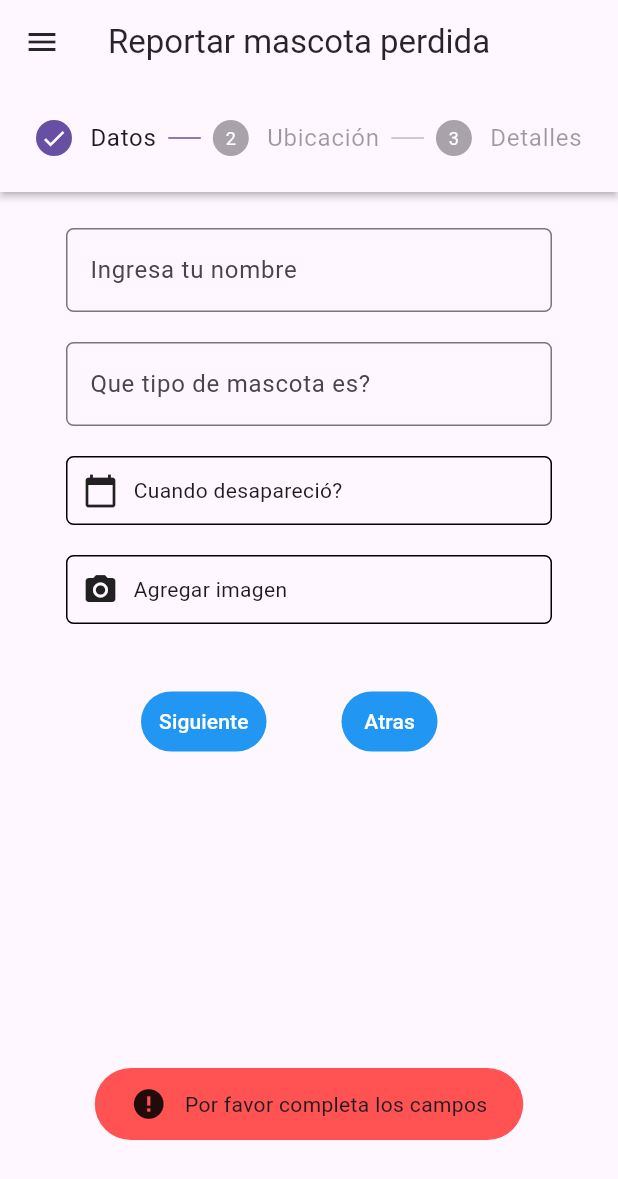
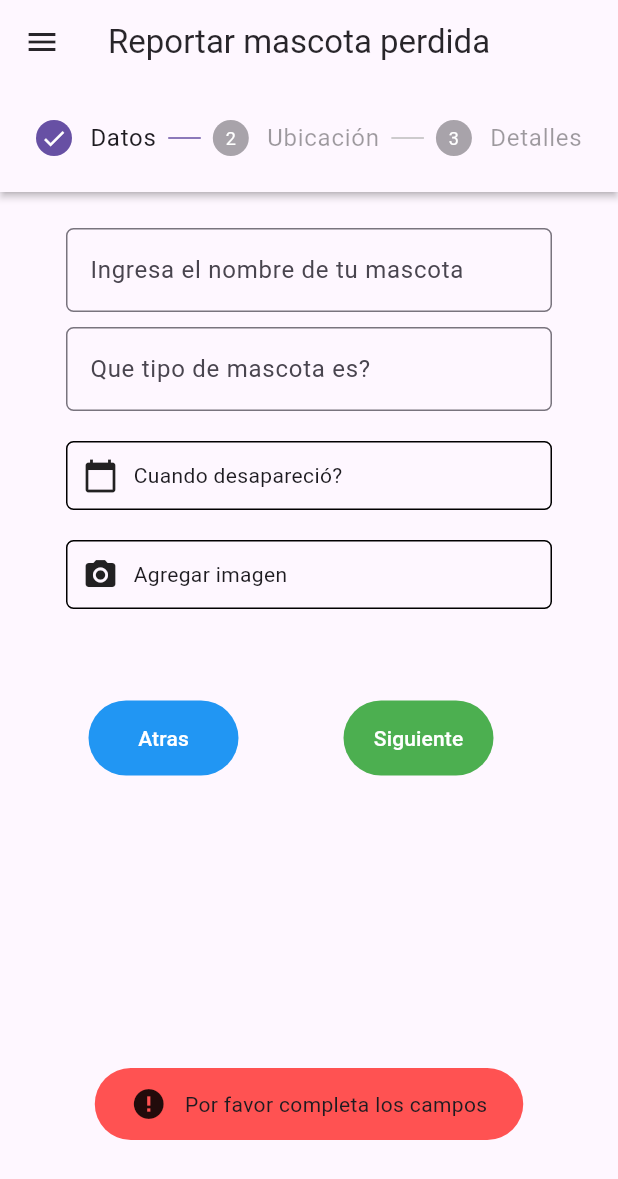
Before and after one commit to usaginotsuki/PetFinder, a Flutter app: the FoundForm screen opened directly, after a tap on "Siguiente", on a phone screen of 412 x 824 dp. Shown: the top 1179 px of the screen. Run offline on Flutter 3.47's test engine with Material 3 defaults, Android fonts, the phone set to English and light mode, and no system bars; drawn by our look-alikes of select_form_field; our stand-ins replace cloud_firestore, email_validator, firebase_auth, firebase_core, flutter_datetime_picker_plus, flutter_otp_text_field and 11 more; missing offline and left inert: cloudinary_public, easy_image_viewer, geoflutterfire2, location_picker_flutter_map, map_picker, phone_form_field; accounts and stored records are empty; network calls fail.

Commit message:
New V2 to launch

```diff
--- a/lib/pages/found_form.page.dart
+++ b/lib/pages/found_form.page.dart
@@ -12,9 +12,11 @@ import 'package:google_maps_flutter/google_maps_flutter.dart';
 import 'package:image_picker/image_picker.dart';
 import 'package:location/location.dart';
 import 'package:location_picker_flutter_map/location_picker_flutter_map.dart';
+import 'package:pet_finder/models/user.model.dart';
 import 'package:pet_finder/pages/homescreen.page.dart';
 import 'package:pet_finder/services/report.services.dart';
 import 'package:pet_finder/services/shared_prefs.services.dart';
+import 'package:pet_finder/services/user.services.dart';
 import 'package:pet_finder/widgets/drawer.widget.dart';
 import 'dart:developer' as dev;
 import 'package:select_form_field/select_form_field.dart';
@@ -101,15 +103,45 @@ class _FoundFormState extends State<FoundForm> {
           ) {
             return Row(
               children: <Widget>[
+                Padding(padding: EdgeInsets.only(left: 35)),
+                TextButton(
+                    onPressed: () {
+                      setState(() {
+                        if (currentStep > 0) {
+                          currentStep = currentStep - 1;
+                        } else {
+                          currentStep = 0;
+                        }
+                      });
+                    },
+
+                    child: const Text(
+                      'Atras',
+                      style: TextStyle(color: Colors.white),
+                    ),
+                    style: ButtonStyle(
+                      minimumSize: MaterialStateProperty.all(Size(100, 50)),
+                      backgroundColor:
+                      MaterialStateProperty.all<Color>(Colors.blue),
+                    )),
                 Padding(padding: EdgeInsets.only(left: 70)),
                 TextButton(
-                    onPressed: () {
+                    onPressed: () async {
                       if (currentStep == 0) {
+                        widget.status == "Perdido"
+                            ? dev.log("Perdido")
+                            : dev.log("Visto");
+
                         if (_mascotTypeSelected &&
                             dateSelected &&
-                            imageSelected &&
-                            nameSelected) {
+                            imageSelected) {
+                          if (widget.status == "Perdido" && nameSelected) {
                             currentStep = currentStep + 1;
+                          } else if (widget.status != "Perdido") {
+                            currentStep = currentStep + 1;
+                          } else {
+                            toast.ToastError("Por favor completa los campos");
+                          }
                         } else {
                           toast.ToastError("Por favor completa los campos");
                         }
@@ -121,10 +153,23 @@ class _FoundFormState extends State<FoundForm> {
                         }
                       } else if (currentStep == 2) {
                         if (sizeSelected && _formKey.currentState!.validate()) {
-                          //currentStep = currentStep + 1;
+                          if (currentStep == 2 &&
+                              sizeSelected &&
+                              _formKey.currentState!.validate()) {
+                            dev.log("Saving report");
+                            saveNewReport();
+                          } else {
+                            ScaffoldMessenger.of(context).showSnackBar(
+                              const SnackBar(
+                                content: Text(
+                                    'Completa todos los campos para poder publicar'),
+                              ),
+                            );
+                          }
                         } else {
                           toast.ToastError("Por favor completa los campos");
                         }
+
                       }
 
                       setState(() {});
@@ -134,27 +179,9 @@ class _FoundFormState extends State<FoundForm> {
                       style: TextStyle(color: Colors.white),
                     ),
                     style: ButtonStyle(
+                      minimumSize: MaterialStateProperty.all(Size(100, 50)),
                       backgroundColor:
-                          MaterialStateProperty.all<Color>(Colors.blue),
-                    )),
-                Padding(padding: EdgeInsets.only(left: 50)),
-                TextButton(
-                    onPressed: () {
-                      setState(() {
-                        if (currentStep > 0) {
-                          currentStep = currentStep - 1;
-                        } else {
-                          currentStep = 0;
-                        }
-                      });
-                    },
-                    child: const Text(
-                      'Atras',
-                      style: TextStyle(color: Colors.white),
-                    ),
-                    style: ButtonStyle(
-                      backgroundColor:
-                          MaterialStateProperty.all<Color>(Colors.blue),
+                      MaterialStateProperty.all<Color>(Colors.green),
                     )),
               ],
             );
@@ -165,46 +192,6 @@ class _FoundFormState extends State<FoundForm> {
           onStepTapped: (step) {
             setState(() {
               currentStep = step;
-            });
-          },
-          onStepContinue: () {
-            if (currentStep == 0) {
-              if (_mascotTypeSelected &&
-                  dateSelected &&
-                  imageSelected &&
-                  nameSelected) {
-                currentStep = currentStep + 1;
-              } else {
-                toast.ToastError("Por favor completa los campos");
-              }
-            } else if (currentStep == 1) {
-              if (placeSelected) {
-                currentStep = currentStep + 1;
-              } else {
-                toast.ToastError("Por favor selecciona un lugar");
-              }
-            } else if (currentStep == 2) {
-              if (sizeSelected && _formKey.currentState!.validate()) {
-                //currentStep = currentStep + 1;
-              } else {
-                toast.ToastError("Por favor completa los campos");
-              }
-            }
-
-            setState(() {});
-            /*if (currentStep < getSteps().length - 1) {
-                currentStep = currentStep + 1;
-              } else {
-                currentStep = 0;
-              }*/
-          },
-          onStepCancel: () {
-            setState(() {
-              if (currentStep > 0) {
-                currentStep = currentStep - 1;
-              } else {
-                currentStep = 0;
-              }
             });
           },
         ),
@@ -228,10 +215,11 @@ class _FoundFormState extends State<FoundForm> {
                     const EdgeInsets.symmetric(horizontal: 20, vertical: 0),
                 child: Column(
                   children: [
-                    TextFormField(
+                    widget.status == "Perdido"
+                        ? TextFormField(
                             controller: name,
                             decoration: InputDecoration(
-                        labelText: "Ingresa tu nombre",
+                              labelText: "Ingresa el nombre de tu mascota",
                               hintText: "Nombre",
                               border: OutlineInputBorder(
                                 borderRadius: BorderRadius.circular(5),
@@ -250,8 +238,9 @@ class _FoundFormState extends State<FoundForm> {
                                 });
                               }
                             },
-                    ),
-                    Padding(padding: EdgeInsets.only(top: 20)),
+                          )
+                        : Container(),
+                    Padding(padding: EdgeInsets.only(top: 10)),
                     SelectFormField(
                       decoration: InputDecoration(
                         labelText: "Que tipo de mascota es?",
@@ -388,6 +377,7 @@ class _FoundFormState extends State<FoundForm> {
                     ),
                     const Padding(padding: EdgeInsets.only(top: 20)),
                     Container(
+                      padding: const EdgeInsets.only(bottom: 20),
                       child: imageSelected
                           ? Image.file(
                               _image,
@@ -396,7 +386,8 @@ class _FoundFormState extends State<FoundForm> {
                               fit: BoxFit.cover,
                             )
                           : Text(''),
-                    )
+                    ),
+
                   ],
                 ),
               ),
@@ -418,8 +409,8 @@ class _FoundFormState extends State<FoundForm> {
                     },
                     child: Text(
                       widget.status == "Visto"
-                          ? "Donde lo viste  ?"
-                          : "Donde desapareció?",
+                          ? !placeSelected ?  "Donde lo viste?" : "Cambiar de lugar "
+                          : !placeSelected ?  "Donde desapareció?" : "Cambiar de lugar " ,
                       style: TextStyle(color: Colors.white),
                     ),
                     style: ButtonStyle(
@@ -428,19 +419,20 @@ class _FoundFormState extends State<FoundForm> {
                     ),
                   )),
               Padding(
-                padding: const EdgeInsets.only(top: 20),
+                padding: const EdgeInsets.only(top: 20, bottom: 20),
                 child: placeSelected
                     ? Container(
+
                         decoration: BoxDecoration(
                           border: Border.all(
                             color: Colors.black,
-                            width: 3,
+                            width: 1.25,
                           ),
-                          borderRadius: BorderRadius.circular(5),
+                          borderRadius: BorderRadius.circular(2),
                         ),
                         child: SizedBox(
                           height: screenSize.size.height * 0.5,
-                          width: screenSize.size.width * 0.8,
+                          width: screenSize.size.width *0.99 ,
                           child: GoogleMap(
                               /*onMapCreated: (GoogleMapController controller) {
                                 if (!_controller.isCompleted) {
@@ -515,8 +507,9 @@ class _FoundFormState extends State<FoundForm> {
                       ),
                     ),
                     Padding(
-                      padding: const EdgeInsets.symmetric(horizontal: 20),
+                      padding: const EdgeInsets.symmetric(horizontal: 0, vertical: 50),
                       child: Container(
+
                         decoration: BoxDecoration(
                           border: Border.all(
                             color: Colors.black,
@@ -529,6 +522,11 @@ class _FoundFormState extends State<FoundForm> {
                           maxLines: 5,
                           controller: description,
                           decoration: const InputDecoration(
+                            border: OutlineInputBorder(
+                              borderRadius: const BorderRadius.all(
+                                const Radius.circular(5.0),
+                              ),
+                            ),
                             labelText: ' Añade información adicional',
                           ),
                           validator: (value) {
@@ -541,34 +539,7 @@ class _FoundFormState extends State<FoundForm> {
                       ),
                     ),
                   ])),
-              Padding(
-                padding: const EdgeInsets.symmetric(horizontal: 20),
-                child: TextButton(
-                  onPressed: () {
-                    if (currentStep == 2 &&
-                        sizeSelected &&
-                        _formKey.currentState!.validate()) {
-                      dev.log("Saving report");
-                      saveNewReport();
-                    } else {
-                      ScaffoldMessenger.of(context).showSnackBar(
-                        const SnackBar(
-                          content: Text(
-                              'Completa todos los campos para poder publicar'),
-                        ),
-                      );
-                    }
-                  },
-                  child: const Text(
-                    'Publicar',
-                    style: TextStyle(color: Colors.white),
-                  ),
-                  style: ButtonStyle(
-                    backgroundColor:
-                        MaterialStateProperty.all<Color>(Colors.blue),
-                  ),
-                ),
-              ),
+
             ],
           ),
         ),
@@ -718,7 +689,19 @@ class _FoundFormState extends State<FoundForm> {
       var loc = Position(location.hash, location.geoPoint);
       Timestamp timeStamp = Timestamp.fromDate(date);
       var userID = await prefs.getUserID();
+      UserServices user = UserServices();
+
       dev.log(loc.toString());
+
+      if (widget.status == "Visto") {
+        //get username from database
+        UserData username = await user.getUser(userID!);
+        dev.log(username.toString());
+        dev.log(username.name!);
+        //name.text = username.name!.toString();
+        name.text = 'Test';
+      }
+
       Report report = Report(
           "",
           _mascotTypeValue,
--- a/pubspec.yaml
+++ b/pubspec.yaml
@@ -17,7 +17,7 @@ publish_to: 'none' # Remove this line if you wish to publish to pub.dev
 # https://developer.apple.com/library/archive/documentation/General/Reference/InfoPlistKeyReference/Articles/CoreFoundationKeys.html
 # In Windows, build-name is used as the major, minor, and patch parts
 # of the product and file versions while build-number is used as the build suffix.
-version: 1.0.0+1
+version: 1.0.0+2
 
 environment:
   sdk: '>=2.18.4 <3.0.0'
@@ -66,6 +66,7 @@ dependencies:
   location_picker_flutter_map: ^1.1.5
   map_location_picker: ^1.2.1
   map_picker: ^0.0.3
+  google_fonts: ^4.0.4
 
 
 
```
Also changed, not shown: lib/pages/homescreen.page.dart (+6 -2 lines), lib/widgets/report.widget.dart (+25 -11 lines), pubspec.lock, 1 other file. Lines whose indentation alone changed are shown as unchanged.
